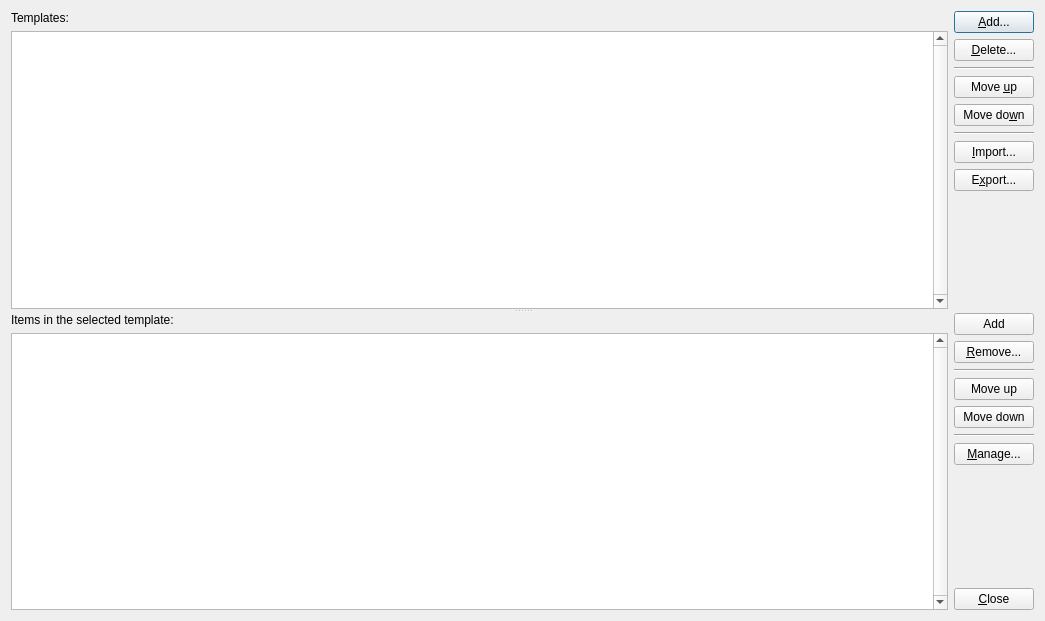
madmaxoft/SkauTan, file DlgTemplatesList.ui: the form before one commit.
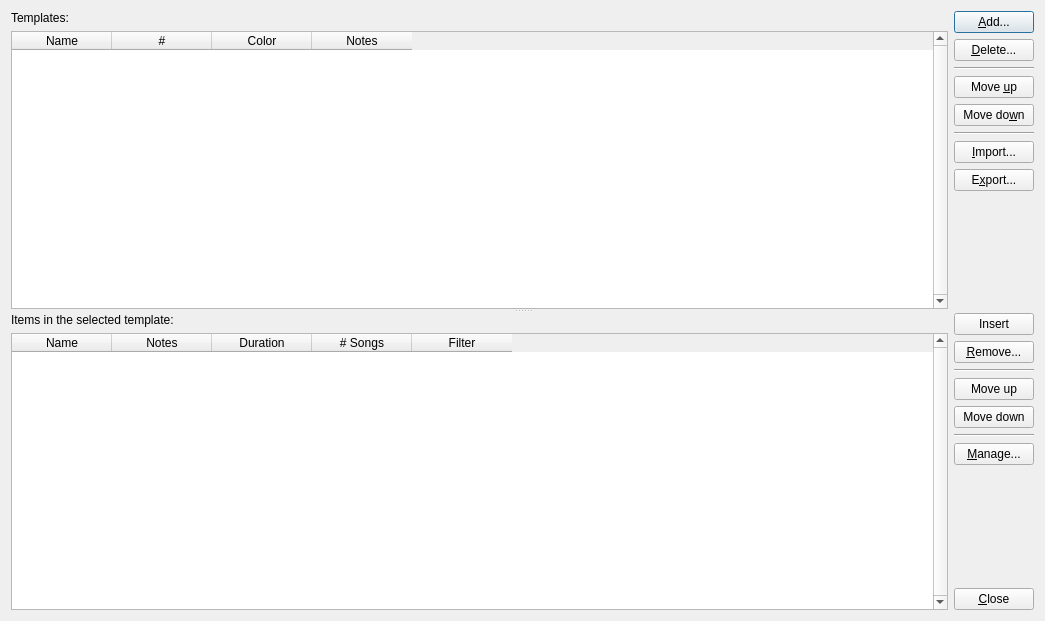
The form after the commit.

Commit message: DlgTemplatesList: Finished basic operations on both lists.

```diff
--- a/DlgTemplatesList.ui
+++ b/DlgTemplatesList.ui
@@ -65,6 +65,29 @@
            <attribute name="verticalHeaderMinimumSectionSize">
             <number>21</number>
            </attribute>
+           <column>
+            <property name="text">
+             <string>Name</string>
+            </property>
+           </column>
+           <column>
+            <property name="text">
+             <string>#</string>
+            </property>
+            <property name="toolTip">
+             <string>Number of items</string>
+            </property>
+           </column>
+           <column>
+            <property name="text">
+             <string>Color</string>
+            </property>
+           </column>
+           <column>
+            <property name="text">
+             <string>Notes</string>
+            </property>
+           </column>
           </widget>
          </item>
         </layout>
@@ -181,6 +204,34 @@
            <attribute name="verticalHeaderMinimumSectionSize">
             <number>21</number>
            </attribute>
+           <column>
+            <property name="text">
+             <string>Name</string>
+            </property>
+           </column>
+           <column>
+            <property name="text">
+             <string>Notes</string>
+            </property>
+           </column>
+           <column>
+            <property name="text">
+             <string>Duration</string>
+            </property>
+           </column>
+           <column>
+            <property name="text">
+             <string># Songs</string>
+            </property>
+            <property name="toolTip">
+             <string>Number of matching songs</string>
+            </property>
+           </column>
+           <column>
+            <property name="text">
+             <string>Filter</string>
+            </property>
+           </column>
           </widget>
          </item>
         </layout>
@@ -193,7 +244,7 @@
             <enum>Qt::CustomContextMenu</enum>
            </property>
            <property name="text">
-            <string>Add</string>
+            <string>Insert</string>
            </property>
           </widget>
          </item>
```
Left out of the diff: 3 changed lines with no effect on the pictures. The commit also changes 6 other files.
